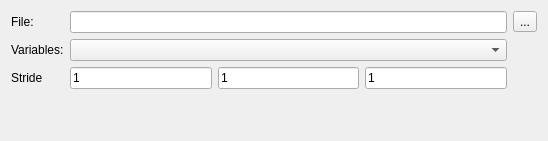
CDAT/VisTrails, file vistrails/gui/uvcdat/pvtabwidget.ui: the form before one commit.
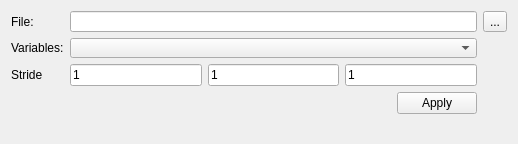
The form after the commit. Icons and pictures are not drawn.

Commit message:
Do not read the file right away
Now user has to hit apply and then file will be read and present
an fill the combo box with one or more variables if successful
in reading the file.

The edit to the form file:
```diff
--- a/vistrails/gui/uvcdat/pvtabwidget.ui
+++ b/vistrails/gui/uvcdat/pvtabwidget.ui
@@ -6,8 +6,8 @@
    <rect>
     <x>0</x>
     <y>0</y>
-    <width>548</width>
-    <height>141</height>
+    <width>518</width>
+    <height>144</height>
    </rect>
   </property>
   <property name="windowTitle">
@@ -37,17 +37,6 @@
      </property>
     </widget>
    </item>
-   <item row="0" column="2">
-    <widget class="QToolButton" name="pvPickLocalFileButton">
-     <property name="text">
-      <string>...</string>
-     </property>
-     <property name="icon">
-      <iconset resource="pv.qrc">
-       <normaloff>:/icons/16x16/browse</normaloff>:/icons/16x16/browse</iconset>
-     </property>
-    </widget>
-   </item>
    <item row="1" column="0">
     <widget class="QLabel" name="lVar">
      <property name="text">
@@ -103,7 +92,34 @@
      </item>
     </layout>
    </item>
-   <item row="3" column="1">
+   <item row="0" column="2">
+    <widget class="QToolButton" name="pvPickLocalFileButton">
+     <property name="text">
+      <string>...</string>
+     </property>
+     <property name="icon">
+      <iconset resource="pv.qrc">
+       <normaloff>:/icons/16x16/browse</normaloff>:/icons/16x16/browse</iconset>
+     </property>
+    </widget>
+   </item>
+   <item row="4" column="1">
+    <widget class="QPushButton" name="applyButton">
+     <property name="sizePolicy">
+      <sizepolicy hsizetype="Fixed" vsizetype="Fixed">
+       <horstretch>0</horstretch>
+       <verstretch>0</verstretch>
+      </sizepolicy>
+     </property>
+     <property name="layoutDirection">
+      <enum>Qt::RightToLeft</enum>
+     </property>
+     <property name="text">
+      <string>Apply</string>
+     </property>
+    </widget>
+   </item>
+   <item row="5" column="1">
     <spacer name="verticalSpacer">
      <property name="orientation">
       <enum>Qt::Vertical</enum>
```
The commit also changes 2 other files.
